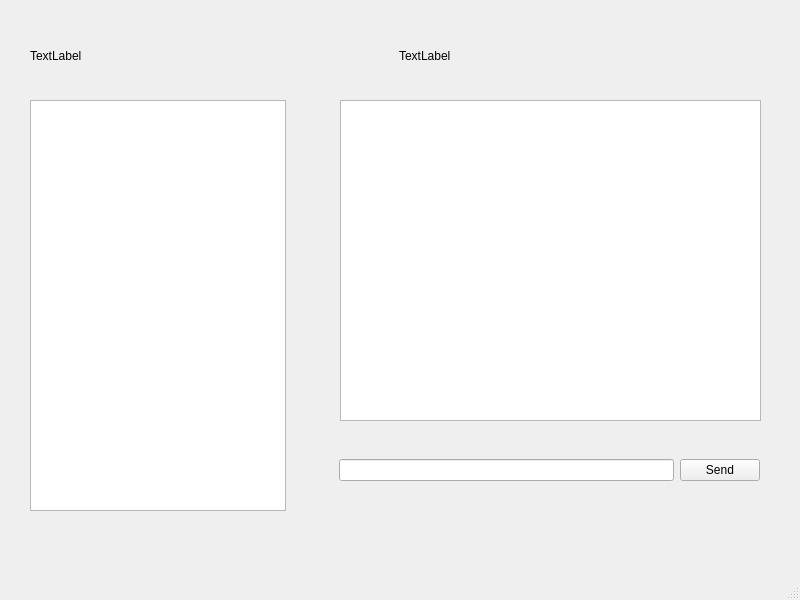
Before: the Qt Designer form chat_client_interface/chat_home.ui in Oluwasku/ASE_Chat_Application, drawn with Qt 5.
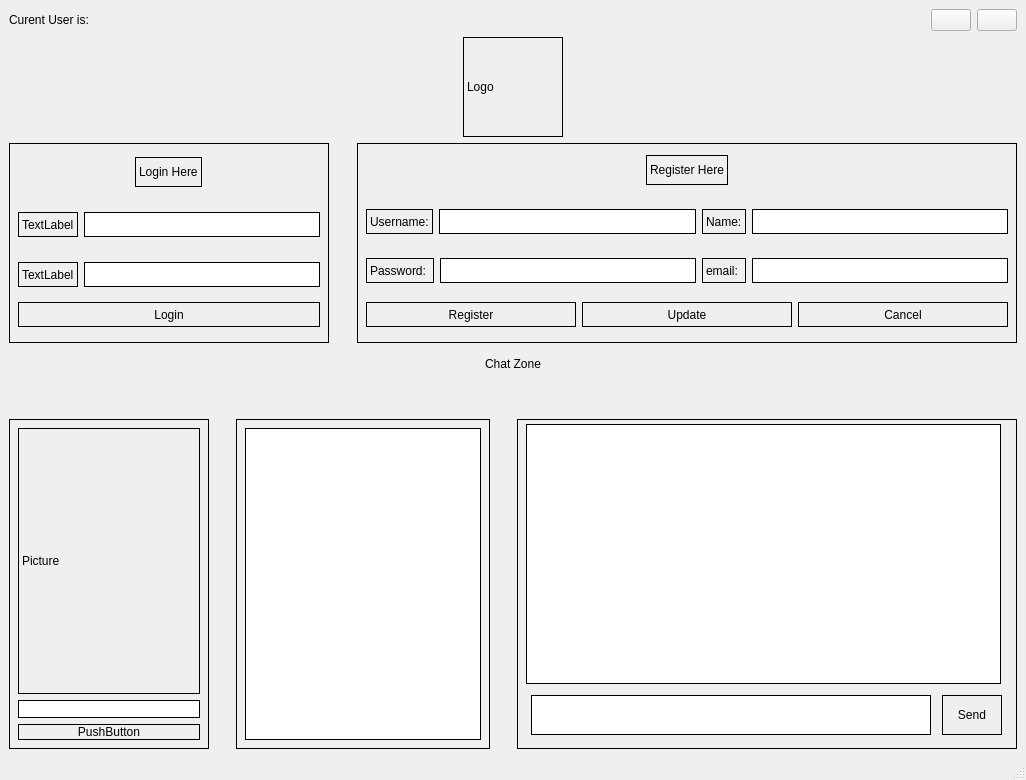
After: the same form once the commit is applied.

Diff of the .ui file:
```diff
--- a/chat_client_interface/chat_home.ui
+++ b/chat_client_interface/chat_home.ui
@@ -6,86 +6,692 @@
    <rect>
     <x>0</x>
     <y>0</y>
-    <width>800</width>
-    <height>600</height>
+    <width>1026</width>
+    <height>780</height>
    </rect>
   </property>
+  <property name="sizePolicy">
+   <sizepolicy hsizetype="Fixed" vsizetype="Fixed">
+    <horstretch>0</horstretch>
+    <verstretch>0</verstretch>
+   </sizepolicy>
+  </property>
   <property name="windowTitle">
    <string>MainWindow</string>
   </property>
   <widget class="QWidget" name="centralwidget">
-   <widget class="QListView" name="listView_contacts">
-    <property name="geometry">
-     <rect>
-      <x>30</x>
-      <y>100</y>
-      <width>256</width>
-      <height>411</height>
-     </rect>
-    </property>
-   </widget>
-   <widget class="QListView" name="listView_messages">
-    <property name="geometry">
-     <rect>
-      <x>340</x>
-      <y>100</y>
-      <width>421</width>
-      <height>321</height>
-     </rect>
-    </property>
-   </widget>
-   <widget class="QWidget" name="horizontalLayoutWidget">
-    <property name="geometry">
-     <rect>
-      <x>339</x>
-      <y>430</y>
-      <width>421</width>
-      <height>80</height>
-     </rect>
-    </property>
-    <layout class="QHBoxLayout" name="horizontalLayout">
-     <item>
-      <widget class="QLineEdit" name="lineEdit_chat">
-       <property name="clearButtonEnabled">
-        <bool>true</bool>
-       </property>
-      </widget>
-     </item>
-     <item>
-      <widget class="QPushButton" name="pushButton_send">
-       <property name="text">
-        <string>Send</string>
-       </property>
-      </widget>
-     </item>
-    </layout>
-   </widget>
-   <widget class="QWidget" name="horizontalLayoutWidget_2">
-    <property name="geometry">
-     <rect>
-      <x>30</x>
-      <y>30</y>
-      <width>731</width>
-      <height>51</height>
-     </rect>
-    </property>
-    <layout class="QHBoxLayout" name="horizontalLayout_2">
-     <item>
-      <widget class="QLabel" name="label_2">
-       <property name="text">
-        <string>TextLabel</string>
-       </property>
-      </widget>
-     </item>
-     <item>
-      <widget class="QLabel" name="label">
-       <property name="text">
-        <string>TextLabel</string>
-       </property>
-      </widget>
-     </item>
-    </layout>
-   </widget>
+   <layout class="QVBoxLayout" name="verticalLayout">
+    <item>
+     <layout class="QHBoxLayout" name="horizontalLayout">
+      <item>
+       <widget class="QLabel" name="label">
+        <property name="text">
+         <string>Curent User is:</string>
+        </property>
+       </widget>
+      </item>
+      <item>
+       <widget class="QPushButton" name="pushButton_2">
+        <property name="sizePolicy">
+         <sizepolicy hsizetype="Fixed" vsizetype="Fixed">
+          <horstretch>0</horstretch>
+          <verstretch>0</verstretch>
+         </sizepolicy>
+        </property>
+        <property name="text">
+         <string/>
+        </property>
+       </widget>
+      </item>
+      <item>
+       <widget class="QPushButton" name="pushButton">
+        <property name="sizePolicy">
+         <sizepolicy hsizetype="Fixed" vsizetype="Fixed">
+          <horstretch>0</horstretch>
+          <verstretch>0</verstretch>
+         </sizepolicy>
+        </property>
+        <property name="text">
+         <string/>
+        </property>
+       </widget>
+      </item>
+     </layout>
+    </item>
+    <item>
+     <layout class="QHBoxLayout" name="horizontalLayout_2">
+      <property name="topMargin">
+       <number>0</number>
+      </property>
+      <item>
+       <widget class="QLabel" name="label_logo">
+        <property name="sizePolicy">
+         <sizepolicy hsizetype="Fixed" vsizetype="Fixed">
+          <horstretch>0</horstretch>
+          <verstretch>0</verstretch>
+         </sizepolicy>
+        </property>
+        <property name="minimumSize">
+         <size>
+          <width>100</width>
+          <height>100</height>
+         </size>
+        </property>
+        <property name="maximumSize">
+         <size>
+          <width>100</width>
+          <height>100</height>
+         </size>
+        </property>
+        <property name="styleSheet">
+         <string notr="true">border: 1px solid;
+</string>
+        </property>
+        <property name="text">
+         <string>Logo</string>
+        </property>
+       </widget>
+      </item>
+     </layout>
+    </item>
+    <item>
+     <layout class="QHBoxLayout" name="horizontalLayout_3">
+      <property name="topMargin">
+       <number>0</number>
+      </property>
+      <item>
+       <widget class="QWidget" name="verticalWidget_registration_login" native="true">
+        <property name="sizePolicy">
+         <sizepolicy hsizetype="Fixed" vsizetype="Fixed">
+          <horstretch>0</horstretch>
+          <verstretch>0</verstretch>
+         </sizepolicy>
+        </property>
+        <property name="minimumSize">
+         <size>
+          <width>320</width>
+          <height>200</height>
+         </size>
+        </property>
+        <property name="styleSheet">
+         <string notr="true">border: 1px solid;</string>
+        </property>
+        <layout class="QVBoxLayout" name="verticalLayout_2">
+         <property name="topMargin">
+          <number>10</number>
+         </property>
+         <item>
+          <layout class="QHBoxLayout" name="horizontalLayout_6">
+           <property name="topMargin">
+            <number>0</number>
+           </property>
+           <item>
+            <widget class="QLabel" name="label_2">
+             <property name="sizePolicy">
+              <sizepolicy hsizetype="Fixed" vsizetype="Fixed">
+               <horstretch>0</horstretch>
+               <verstretch>0</verstretch>
+              </sizepolicy>
+             </property>
+             <property name="minimumSize">
+              <size>
+               <width>0</width>
+               <height>30</height>
+              </size>
+             </property>
+             <property name="text">
+              <string>Login Here</string>
+             </property>
+            </widget>
+           </item>
+          </layout>
+         </item>
+         <item>
+          <layout class="QHBoxLayout" name="horizontalLayout_5">
+           <property name="topMargin">
+            <number>15</number>
+           </property>
+           <item>
+            <widget class="QLabel" name="label_username">
+             <property name="sizePolicy">
+              <sizepolicy hsizetype="Fixed" vsizetype="Fixed">
+               <horstretch>0</horstretch>
+               <verstretch>0</verstretch>
+              </sizepolicy>
+             </property>
+             <property name="minimumSize">
+              <size>
+               <width>0</width>
+               <height>25</height>
+              </size>
+             </property>
+             <property name="text">
+              <string>TextLabel</string>
+             </property>
+            </widget>
+           </item>
+           <item>
+            <widget class="QLineEdit" name="lineEdit_username">
+             <property name="minimumSize">
+              <size>
+               <width>0</width>
+               <height>25</height>
+              </size>
+             </property>
+            </widget>
+           </item>
+          </layout>
+         </item>
+         <item>
+          <layout class="QHBoxLayout" name="horizontalLayout_4">
+           <property name="topMargin">
+            <number>15</number>
+           </property>
+           <item>
+            <widget class="QLabel" name="label_password">
+             <property name="sizePolicy">
+              <sizepolicy hsizetype="Fixed" vsizetype="Fixed">
+               <horstretch>0</horstretch>
+               <verstretch>0</verstretch>
+              </sizepolicy>
+             </property>
+             <property name="minimumSize">
+              <size>
+               <width>0</width>
+               <height>25</height>
+              </size>
+             </property>
+             <property name="text">
+              <string>TextLabel</string>
+             </property>
+            </widget>
+           </item>
+           <item>
+            <widget class="QLineEdit" name="lineEdit_password">
+             <property name="minimumSize">
+              <size>
+               <width>0</width>
+               <height>25</height>
+              </size>
+             </property>
+             <property name="echoMode">
+              <enum>QLineEdit::Password</enum>
+             </property>
+            </widget>
+           </item>
+          </layout>
+         </item>
+         <item>
+          <spacer name="verticalSpacer_2">
+           <property name="orientation">
+            <enum>Qt::Vertical</enum>
+           </property>
+           <property name="sizeType">
+            <enum>QSizePolicy::Fixed</enum>
+           </property>
+           <property name="sizeHint" stdset="0">
+            <size>
+             <width>20</width>
+             <height>5</height>
+            </size>
+           </property>
+          </spacer>
+         </item>
+         <item>
+          <widget class="QPushButton" name="pushButton_userlogin">
+           <property name="minimumSize">
+            <size>
+             <width>0</width>
+             <height>25</height>
+            </size>
+           </property>
+           <property name="text">
+            <string>Login</string>
+           </property>
+          </widget>
+         </item>
+        </layout>
+       </widget>
+      </item>
+      <item>
+       <spacer name="horizontalSpacer_3">
+        <property name="orientation">
+         <enum>Qt::Horizontal</enum>
+        </property>
+        <property name="sizeHint" stdset="0">
+         <size>
+          <width>40</width>
+          <height>20</height>
+         </size>
+        </property>
+       </spacer>
+      </item>
+      <item>
+       <widget class="QWidget" name="verticalWidget_registration" native="true">
+        <property name="sizePolicy">
+         <sizepolicy hsizetype="Fixed" vsizetype="Fixed">
+          <horstretch>0</horstretch>
+          <verstretch>0</verstretch>
+         </sizepolicy>
+        </property>
+        <property name="minimumSize">
+         <size>
+          <width>660</width>
+          <height>200</height>
+         </size>
+        </property>
+        <property name="styleSheet">
+         <string notr="true">border: 1px solid</string>
+        </property>
+        <layout class="QVBoxLayout" name="verticalLayout_registration">
+         <property name="leftMargin">
+          <number>9</number>
+         </property>
+         <property name="topMargin">
+          <number>9</number>
+         </property>
+         <property name="rightMargin">
+          <number>9</number>
+         </property>
+         <property name="bottomMargin">
+          <number>9</number>
+         </property>
+         <item>
+          <layout class="QHBoxLayout" name="horizontalLayout_7">
+           <item>
+            <widget class="QLabel" name="label_7">
+             <property name="sizePolicy">
+              <sizepolicy hsizetype="Fixed" vsizetype="Fixed">
+               <horstretch>0</horstretch>
+               <verstretch>0</verstretch>
+              </sizepolicy>
+             </property>
+             <property name="minimumSize">
+              <size>
+               <width>30</width>
+               <height>30</height>
+              </size>
+             </property>
+             <property name="text">
+              <string>Register Here</string>
+             </property>
+            </widget>
+           </item>
+          </layout>
+         </item>
+         <item>
+          <layout class="QHBoxLayout" name="horizontalLayout_8">
+           <property name="topMargin">
+            <number>15</number>
+           </property>
+           <item>
+            <widget class="QLabel" name="label_3">
+             <property name="minimumSize">
+              <size>
+               <width>0</width>
+               <height>25</height>
+              </size>
+             </property>
+             <property name="text">
+              <string>Username:</string>
+             </property>
+            </widget>
+           </item>
+           <item>
+            <widget class="QLineEdit" name="lineEdit_username_2">
+             <property name="minimumSize">
+              <size>
+               <width>0</width>
+               <height>25</height>
+              </size>
+             </property>
+            </widget>
+           </item>
+           <item>
+            <widget class="QLabel" name="label_4">
+             <property name="text">
+              <string>Name:</string>
+             </property>
+            </widget>
+           </item>
+           <item>
+            <widget class="QLineEdit" name="lineEdit_fullname">
+             <property name="minimumSize">
+              <size>
+               <width>0</width>
+               <height>25</height>
+              </size>
+             </property>
+            </widget>
+           </item>
+          </layout>
+         </item>
+         <item>
+          <layout class="QHBoxLayout" name="horizontalLayout_9">
+           <property name="topMargin">
+            <number>15</number>
+           </property>
+           <item>
+            <widget class="QLabel" name="label_6">
+             <property name="text">
+              <string>Password: </string>
+             </property>
+            </widget>
+           </item>
+           <item>
+            <widget class="QLineEdit" name="lineEdit_password_2">
+             <property name="minimumSize">
+              <size>
+               <width>0</width>
+               <height>25</height>
+              </size>
+             </property>
+            </widget>
+           </item>
+           <item>
+            <widget class="QLabel" name="label_5">
+             <property name="text">
+              <string>email: </string>
+             </property>
+            </widget>
+           </item>
+           <item>
+            <widget class="QLineEdit" name="lineEdit_email">
+             <property name="minimumSize">
+              <size>
+               <width>0</width>
+               <height>25</height>
+              </size>
+             </property>
+            </widget>
+           </item>
+          </layout>
+         </item>
+         <item>
+          <layout class="QHBoxLayout" name="horizontalLayout_10">
+           <property name="topMargin">
+            <number>10</number>
+           </property>
+           <item>
+            <widget class="QPushButton" name="pushButton_register">
+             <property name="minimumSize">
+              <size>
+               <width>0</width>
+               <height>25</height>
+              </size>
+             </property>
+             <property name="text">
+              <string>Register</string>
+             </property>
+            </widget>
+           </item>
+           <item>
+            <widget class="QPushButton" name="pushButton_update">
+             <property name="minimumSize">
+              <size>
+               <width>0</width>
+               <height>25</height>
+              </size>
+             </property>
+             <property name="text">
+              <string>Update</string>
+             </property>
+            </widget>
+           </item>
+           <item>
+            <widget class="QPushButton" name="pushButton_cancel">
+             <property name="minimumSize">
+              <size>
+               <width>0</width>
+               <height>25</height>
+              </size>
+             </property>
+             <property name="text">
+              <string>Cancel</string>
+             </property>
+            </widget>
+           </item>
+          </layout>
+         </item>
+        </layout>
+       </widget>
+      </item>
+     </layout>
+    </item>
+    <item>
+     <layout class="QHBoxLayout" name="horizontalLayout_14">
+      <property name="topMargin">
+       <number>0</number>
+      </property>
+      <item>
+       <widget class="QLabel" name="label_8">
+        <property name="sizePolicy">
+         <sizepolicy hsizetype="Fixed" vsizetype="Fixed">
+          <horstretch>0</horstretch>
+          <verstretch>0</verstretch>
+         </sizepolicy>
+        </property>
+        <property name="minimumSize">
+         <size>
+          <width>0</width>
+          <height>30</height>
+         </size>
+        </property>
+        <property name="text">
+         <string>Chat Zone</string>
+        </property>
+       </widget>
+      </item>
+     </layout>
+    </item>
+    <item>
+     <spacer name="verticalSpacer">
+      <property name="orientation">
+       <enum>Qt::Vertical</enum>
+      </property>
+      <property name="sizeHint" stdset="0">
+       <size>
+        <width>20</width>
+        <height>5</height>
+       </size>
+      </property>
+     </spacer>
+    </item>
+    <item>
+     <layout class="QHBoxLayout" name="horizontalLayout_11">
+      <property name="topMargin">
+       <number>0</number>
+      </property>
+      <item>
+       <layout class="QHBoxLayout" name="horizontalLayout_12">
+        <property name="topMargin">
+         <number>0</number>
+        </property>
+        <item>
+         <widget class="QWidget" name="verticalWidget_2" native="true">
+          <property name="sizePolicy">
+           <sizepolicy hsizetype="Fixed" vsizetype="Fixed">
+            <horstretch>0</horstretch>
+            <verstretch>0</verstretch>
+           </sizepolicy>
+          </property>
+          <property name="minimumSize">
+           <size>
+            <width>200</width>
+            <height>330</height>
+           </size>
+          </property>
+          <property name="styleSheet">
+           <string notr="true">border: 1px solid;</string>
+          </property>
+          <layout class="QVBoxLayout" name="verticalLayout_8">
+           <item>
+            <widget class="QLabel" name="label_picture">
+             <property name="text">
+              <string>Picture</string>
+             </property>
+            </widget>
+           </item>
+           <item>
+            <widget class="QLineEdit" name="lineEdit"/>
+           </item>
+           <item>
+            <widget class="QPushButton" name="pushButton_3">
+             <property name="text">
+              <string>PushButton</string>
+             </property>
+            </widget>
+           </item>
+          </layout>
+         </widget>
+        </item>
+        <item>
+         <spacer name="horizontalSpacer_2">
+          <property name="orientation">
+           <enum>Qt::Horizontal</enum>
+          </property>
+          <property name="sizeHint" stdset="0">
+           <size>
+            <width>40</width>
+            <height>20</height>
+           </size>
+          </property>
+         </spacer>
+        </item>
+        <item>
+         <widget class="QWidget" name="verticalWidget_contacts" native="true">
+          <property name="sizePolicy">
+           <sizepolicy hsizetype="Fixed" vsizetype="Fixed">
+            <horstretch>0</horstretch>
+            <verstretch>0</verstretch>
+           </sizepolicy>
+          </property>
+          <property name="minimumSize">
+           <size>
+            <width>200</width>
+            <height>330</height>
+           </size>
+          </property>
+          <property name="styleSheet">
+           <string notr="true">border: 1px solid;</string>
+          </property>
+          <layout class="QVBoxLayout" name="verticalLayout_6">
+           <item>
+            <widget class="QListView" name="listView"/>
+           </item>
+          </layout>
+         </widget>
+        </item>
+        <item>
+         <spacer name="horizontalSpacer">
+          <property name="orientation">
+           <enum>Qt::Horizontal</enum>
+          </property>
+          <property name="sizeHint" stdset="0">
+           <size>
+            <width>40</width>
+            <height>10</height>
+           </size>
+          </property>
+         </spacer>
+        </item>
+        <item>
+         <widget class="QWidget" name="verticalWidget_messages" native="true">
+          <property name="sizePolicy">
+           <sizepolicy hsizetype="Fixed" vsizetype="Fixed">
+            <horstretch>0</horstretch>
+            <verstretch>0</verstretch>
+           </sizepolicy>
+          </property>
+          <property name="minimumSize">
+           <size>
+            <width>500</width>
+            <height>330</height>
+           </size>
+          </property>
+          <property name="styleSheet">
+           <string notr="true">border: 1px solid;</string>
+          </property>
+          <layout class="QVBoxLayout" name="verticalLayout_5">
+           <property name="topMargin">
+            <number>0</number>
+           </property>
+           <item>
+            <layout class="QVBoxLayout" name="verticalLayout_3">
+             <item>
+              <widget class="QListView" name="listView_2">
+               <property name="sizePolicy">
+                <sizepolicy hsizetype="Fixed" vsizetype="Fixed">
+                 <horstretch>0</horstretch>
+                 <verstretch>0</verstretch>
+                </sizepolicy>
+               </property>
+               <property name="minimumSize">
+                <size>
+                 <width>475</width>
+                 <height>260</height>
+                </size>
+               </property>
+               <property name="isWrapping" stdset="0">
+                <bool>false</bool>
+               </property>
+               <property name="wordWrap">
+                <bool>true</bool>
+               </property>
+              </widget>
+             </item>
+            </layout>
+           </item>
+           <item>
+            <layout class="QHBoxLayout" name="horizontalLayout_13">
+             <property name="topMargin">
+              <number>0</number>
+             </property>
+             <item>
+              <widget class="QLineEdit" name="lineEdit_5">
+               <property name="sizePolicy">
+                <sizepolicy hsizetype="Fixed" vsizetype="Fixed">
+                 <horstretch>0</horstretch>
+                 <verstretch>0</verstretch>
+                </sizepolicy>
+               </property>
+               <property name="minimumSize">
+                <size>
+                 <width>400</width>
+                 <height>40</height>
+                </size>
+               </property>
+              </widget>
+             </item>
+             <item>
+              <widget class="QPushButton" name="pushButton_send">
+               <property name="sizePolicy">
+                <sizepolicy hsizetype="Fixed" vsizetype="Fixed">
+                 <horstretch>0</horstretch>
+                 <verstretch>0</verstretch>
+                </sizepolicy>
+               </property>
+               <property name="minimumSize">
+                <size>
+                 <width>60</width>
+                 <height>40</height>
+                </size>
+               </property>
+               <property name="text">
+                <string>Send</string>
+               </property>
+              </widget>
+             </item>
+            </layout>
+           </item>
+          </layout>
+         </widget>
+        </item>
+       </layout>
+      </item>
+     </layout>
+    </item>
+   </layout>
   </widget>
   <widget class="QMenuBar" name="menubar">
    <property name="geometry">
```
Left out of the diff: 2 changed lines with no effect on the pictures.
